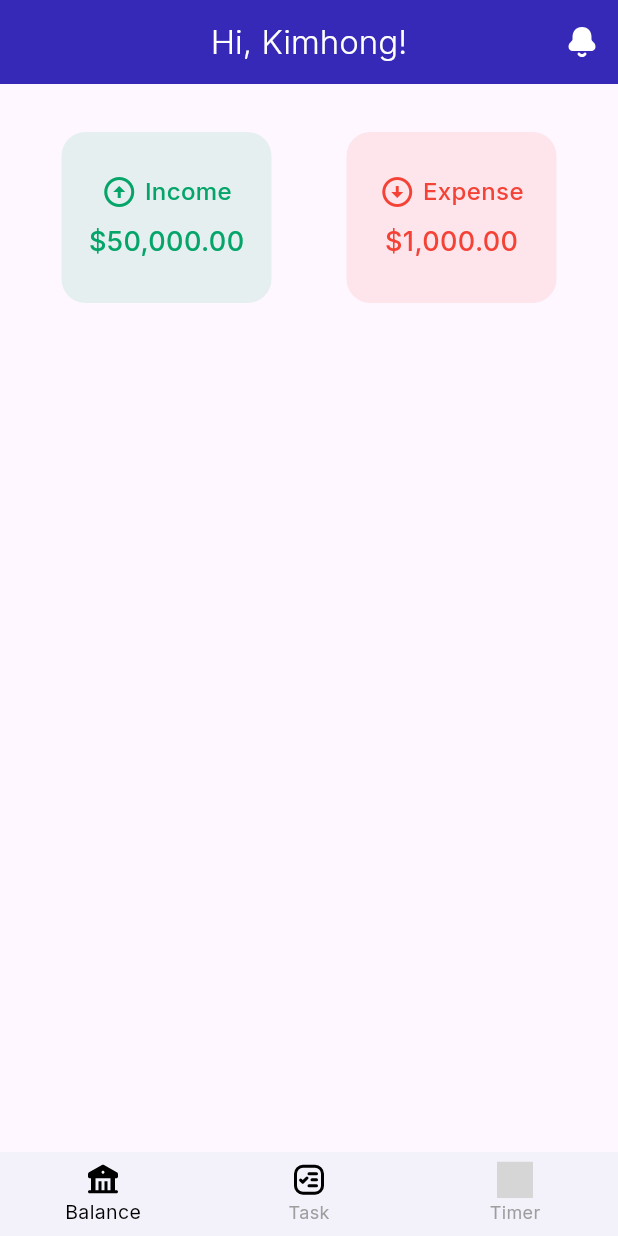
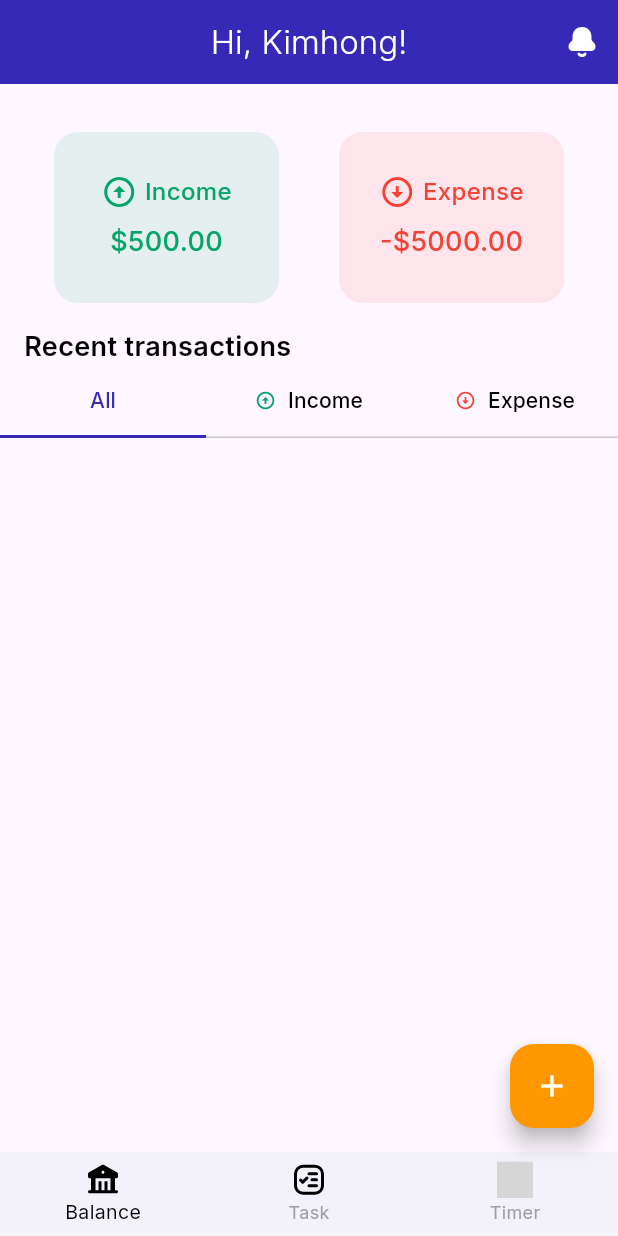
Before and after one commit to rinkimhong4/BalanceApp, a Flutter app: the screen it shows after launch, on a phone screen of 412 x 824 dp. Run offline on Flutter 3.47's test engine with Material 3 defaults, Android fonts, the phone set to English and light mode, and no system bars; our stand-ins replace flutter_svg, google_fonts; grey boxes are pictures that could not be loaded.

Commit message:
Update balance.dart

```diff
--- a/lib/pages/balance.dart
+++ b/lib/pages/balance.dart
@@ -15,50 +15,71 @@ class _BalanceScreenState extends State<BalanceScreen> {
     Icons.arrow_circle_up_sharp,
     Icons.arrow_circle_down_sharp,
   ];
-  final List _dBudget = ['\$50,000.00', '\$1,000.00'];
+  final List _dBudget = ['\$500.00', '-\$5000.00'];
   final List _colorBudget = [const Color(0xFF05a56a), Colors.red];
   final Color primaryColor = const Color(0xFF3629B7);
 
+  // Sample transaction data
+  final List<Map<String, dynamic>> _transactions = [
+    {
+      'date': 'Today',
+      'items': [
+        {
+          'title': 'Dinner',
+          'datetime': '15/mar/2025-5:11am',
+          'amount': '-\$10',
+        },
+        {
+          'title': 'Salary',
+          'datetime': '15/mar/2025-5:11am',
+          'amount': '+\$1000',
+        },
+      ],
+      'total': '\$1500',
+    },
+    {
+      'date': 'Yesterday',
+      'items': [
+        {
+          'title': 'Coffee',
+          'datetime': '15/mar/2025-5:11am',
+          'amount': '-\$10',
+        },
+      ],
+    },
+  ];
+
   @override
   Widget build(BuildContext context) {
-    return Scaffold(appBar: _appBar, body: _buildBody);
+    return DefaultTabController(
+      length: 3,
+      child: Scaffold(
+        appBar: _appBar,
+        body: _builBody,
+        floatingActionButton: FloatingActionButton(
+          onPressed: () {},
+          backgroundColor: Colors.orange,
+          child: const Icon(Icons.add, color: Colors.white),
+        ),
+      ),
+    );
   }
 
-  get _appBar => AppBar(
-    title: Text(
-      'Hi, Kimhong!',
-      style: GoogleFonts.inter(
-        fontSize: 22,
-        fontWeight: FontWeight.w300,
-        color: Colors.white,
-      ),
-    ),
-    centerTitle: true,
-    backgroundColor: primaryColor,
-    actions: [
-      IconButton(
-        onPressed: () {},
-        icon: SvgPicture.asset('assets/Bell.svg', width: 24, height: 24),
-      ),
-    ],
-  );
-
-  get _buildBody => Container(
+  get _builBody => CustomScrollView(
+    slivers: [
+      SliverToBoxAdapter(
+        child: Container(
           padding: const EdgeInsets.only(top: 16),
           margin: const EdgeInsets.all(16),
           height: 130,
           width: double.infinity,
-    decoration: BoxDecoration(
-      //color: Colors.white,
-      borderRadius: BorderRadius.circular(16),
-    ),
           child: Row(
             mainAxisAlignment: MainAxisAlignment.spaceAround,
             children: List.generate(
               _titleBudget.length,
               (index) => Container(
                 padding: const EdgeInsets.all(16),
-          width: 140,
+                width: 150,
                 decoration: BoxDecoration(
                   color: _colorBudget[index].withOpacity(0.1),
                   borderRadius: BorderRadius.circular(16),
@@ -100,12 +121,87 @@ class _BalanceScreenState extends State<BalanceScreen> {
               ),
             ),
           ),
+        ),
+      ),
+      SliverToBoxAdapter(
+        child: Padding(
+          padding: const EdgeInsets.symmetric(horizontal: 16),
+          child: Text(
+            'Recent transactions',
+            style: GoogleFonts.inter(
+              fontSize: 18,
+              fontWeight: FontWeight.w600,
+              color: Colors.black,
+            ),
+          ),
+        ),
+      ),
+      SliverToBoxAdapter(child: _tabBarBottom),
+      SliverFillRemaining(
+        child: TabBarView(
+          children: [
+            ///==================================
+          ],
+        ),
+      ),
+    ],
+  );
+
+  get _appBar => AppBar(
+    title: Text(
+      'Hi, Kimhong!',
+      style: GoogleFonts.inter(
+        fontSize: 22,
+        fontWeight: FontWeight.w300,
+        color: Colors.white,
+      ),
+    ),
+    centerTitle: true,
+    backgroundColor: primaryColor,
+    actions: [
+      IconButton(
+        onPressed: () {},
+        icon: SvgPicture.asset('assets/Bell.svg', width: 24, height: 24),
+      ),
+    ],
   );
 
   get _tabBarBottom => TabBar(
     indicatorColor: primaryColor,
+    indicatorSize: TabBarIndicatorSize.tab,
     labelColor: primaryColor,
     unselectedLabelColor: Colors.black,
-    tabs: const [Tab(text: 'All'), Tab(text: 'Income'), Tab(text: 'Expense')],
+    tabs: [
+      Tab(
+        child: Row(
+          mainAxisAlignment: MainAxisAlignment.center,
+          children: [Text('All', style: GoogleFonts.inter(fontSize: 14))],
+        ),
+      ),
+      Tab(
+        child: Row(
+          mainAxisAlignment: MainAxisAlignment.center,
+          children: [
+            Icon(Icons.arrow_circle_up_sharp, size: 14, color: _colorBudget[0]),
+            const SizedBox(width: 8),
+            Text('Income', style: GoogleFonts.inter(fontSize: 14)),
+          ],
+        ),
+      ),
+      Tab(
+        child: Row(
+          mainAxisAlignment: MainAxisAlignment.center,
+          children: [
+            Icon(
+              Icons.arrow_circle_down_sharp,
+              size: 14,
+              color: _colorBudget[1],
+            ),
+            const SizedBox(width: 8),
+            Text('Expense', style: GoogleFonts.inter(fontSize: 14)),
+          ],
+        ),
+      ),
+    ],
   );
 }
```
Lines whose indentation alone changed are shown as unchanged.
